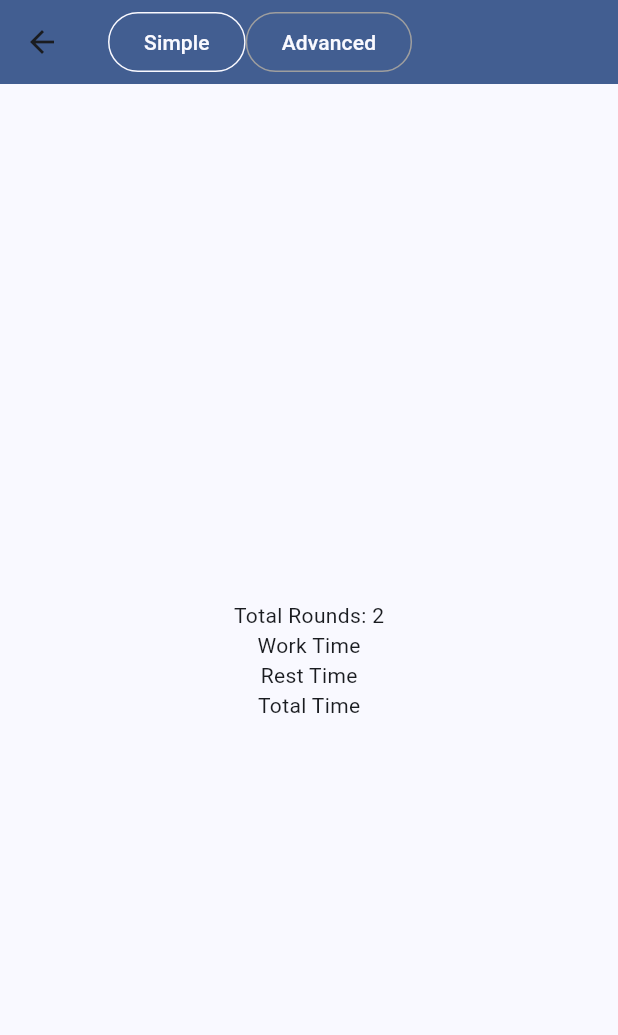
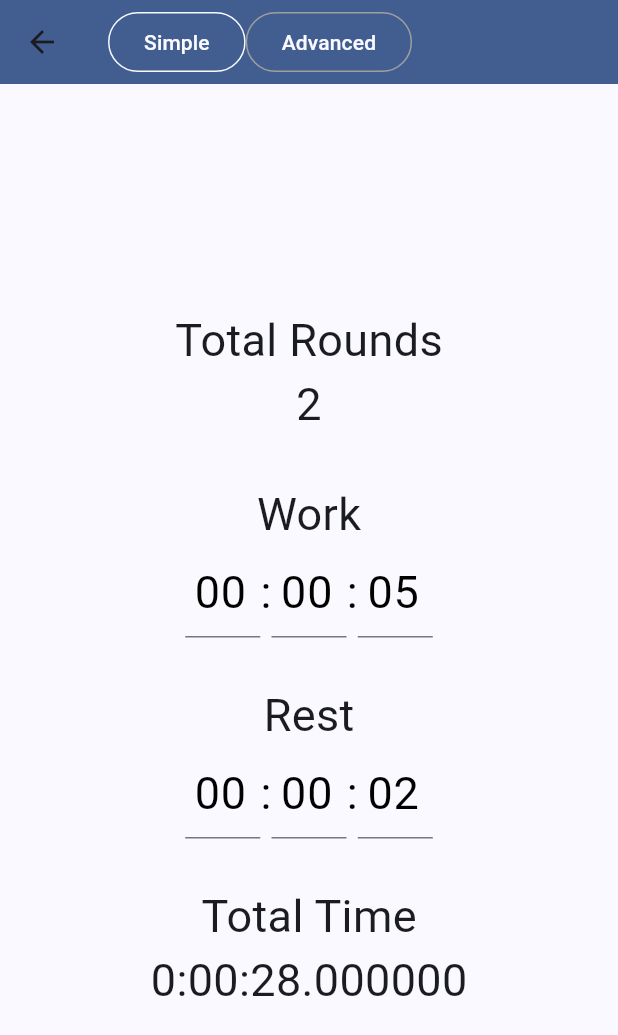
Before and after one commit to kcmurray1/fitness_app, a Flutter app: the screen it shows after launch, after a tap on the "settings" icon, on a phone screen of 412 x 824 dp. Shown: the top 1035 px of the screen. Run offline on Flutter 3.47's test engine with Material 3 defaults, Android fonts, the phone set to English and light mode, and no system bars.

Commit message:
Added more commentaton and removed unused code

```diff
--- a/lib/main.dart
+++ b/lib/main.dart
@@ -1,5 +1,6 @@
 import 'package:flutter/material.dart';
 import 'package:fitness_app/pages/map_page/map.dart';
+import 'package:flutter/services.dart';
 import 'package:provider/provider.dart';
 import 'package:fitness_app/pages/timer_page/timer_page.dart';
 import 'package:fitness_app/models/interval_timer.dart';
@@ -20,10 +21,7 @@ class MyApp extends StatelessWidget {
   @override
   Widget build(BuildContext context) {
     return ChangeNotifierProvider(
-      create: (context) => IntervalTimer(
-        Duration(seconds: 10),
-        Duration(seconds: 5),
-        ),
+      create: (context) => IntervalTimer(),
       child: MaterialApp(
         title: 'Flutter Demo',
         theme: ThemeData(
@@ -78,6 +76,10 @@ class _MyHomePageState extends State<MyHomePage> {
       builder: (context, constraints){
         return Scaffold(
         appBar: AppBar(
+          systemOverlayStyle: SystemUiOverlayStyle(
+            systemNavigationBarColor: Theme.of(context).colorScheme.primary
+            // statusBarColor:
+          ),
           backgroundColor: Theme.of(context).primaryColor,
           title: Text(
             "Fit App",
--- a/lib/models/interval_timer.dart
+++ b/lib/models/interval_timer.dart
@@ -14,18 +14,25 @@ class IntervalTimer extends ChangeNotifier {
   List<Round> rounds = [];
   int _minimumTotalRounds = 1;
 
-  IntervalTimer(Duration workTime, Duration restTime, {int numRounds = 2})
+  IntervalTimer({
+    Duration workTime = const Duration(seconds: 5),
+    Duration restTime = const Duration(seconds:  2),
+    int numRounds = 2
+  })
   {
     for(int i = 0; i < numRounds; i++)
     {
-      addRound();
+      addRound(workTime: workTime, restTime: restTime);
     }
-     _totalRounds = numRounds;
+    _totalRounds = numRounds;
   }
 
-  void addRound()
+  void addRound({
+    Duration workTime = const Duration(seconds: 5),
+    Duration restTime = const Duration (seconds: 2)
+  })
   {
-    Round newRound = Round();
+    Round newRound = Round(initWorkTime: workTime, initRestTime: restTime);
     newRound.addListener(update);
     rounds.add(newRound);
     _totalRounds++;
@@ -47,6 +54,37 @@ class IntervalTimer extends ChangeNotifier {
     rounds.removeWhere((round) => round.isEmpty());
     _totalRounds = rounds.length;
 
+  }
+
+  void setAllRoundsWorkTime(Duration newTime)
+  {
+    for(Round round in rounds)
+    {
+      round.setAllWorkTime(newTime);
+    }
+  }
+
+  void setAllRoundsRestTime(Duration newTime)
+  {
+    for(Round round in rounds)
+    {
+      round.setAllRestTime(newTime);
+    }
+
+  }
+
+  Duration getTotalTime()
+  {
+    Duration totalTime = Duration();
+    for(Round round in rounds)
+    {
+      for(PhaseTimer timer in round.phaseTimers)
+      {
+        totalTime += timer.getWorkTime() + timer.getRestTime();
+      }
+
+    }
+    return totalTime;
   }
   // Start the current round
   void startRound()
--- a/lib/models/phase_timer.dart
+++ b/lib/models/phase_timer.dart
@@ -9,17 +9,16 @@ class PhaseTimer extends ChangeNotifier {
   Duration _restTime = Duration();
   Duration _workTime = Duration();
   bool _isWorkPhase = true;
-  // Index this timer is in a round
-  int roundIndex = 0;
 
-  PhaseTimer(Duration timeOn, Duration timeOff, int index)
+  PhaseTimer({
+    Duration timeOn = const Duration(seconds: 10),
+    Duration timeOff = const Duration(seconds: 5)
+  })
   {
     setWorkTime(timeOn);
     setRestTime(timeOff);
     // Initially set the clock to use the work time
     setDuration(timeOn);
-    roundIndex = index;
-    // setDuration(seconds);
   }
 
   // The PhaseTimer is marked as complete after the
--- a/lib/models/round.dart
+++ b/lib/models/round.dart
@@ -8,29 +8,67 @@ class Round extends ChangeNotifier {
   int _phaseTimerIndex = 0;
   bool isStarted = false;
   int _defaultSets = 2;
-  Duration _defaultTimeOn = Duration(seconds: 5);
-  Duration _defaultRest = Duration(seconds:  2);
+  final Duration initWorkTime;
+  final Duration initRestTime;
 
-  Round()
+  Round({
+    this.initWorkTime = const Duration(seconds: -5),
+    this.initRestTime = const Duration(seconds:  -2)
+  })
   {
     for(int i = 0; i < _defaultSets; i++)
     {
-      addPhaseTimer(PhaseTimer(_defaultTimeOn, _defaultRest, i));
+      addTimer();
     }
   }
+
+  String get progress
+  {
+    return "${_phaseTimerIndex + 1}/${phaseTimers.length}";
+  }
+  String get currentTime
+  {
+    if(isEmpty())
+    {
+      return "Nothing";
+    }
+    return phaseTimers[_phaseTimerIndex].formatDuration();
+  }
+
+  // Check if current PhaseTimer is running
+  bool get isRunning
+  {
+    return phaseTimers[_phaseTimerIndex].isRunning;
+  }
+
+  // Round is compelete whn all timers have been completed
+  bool get isRoundComplete
+  {
+    return _phaseTimerIndex == phaseTimers.length - 1 && phaseTimers[_phaseTimerIndex].isComplete();
+  }
+
   void addTimer()
   {
-    PhaseTimer newTimer = PhaseTimer(_defaultTimeOn, _defaultRest, phaseTimers.length);
+    PhaseTimer newTimer = PhaseTimer(timeOn: initWorkTime, timeOff: initRestTime);
     newTimer.addListener(update);
     phaseTimers.add(newTimer);
     notifyListeners();
   }
-  void addPhaseTimer(PhaseTimer newTimer)
+
+  void setAllWorkTime(Duration newTime)
   {
-    newTimer.addListener(update);
-    phaseTimers.add(newTimer);
+    for(PhaseTimer timer in phaseTimers)
+    {
+      timer.setWorkTime(newTime);
+    }
+  }
 
-    notifyListeners();
+  void setAllRestTime(Duration newTime)
+  {
+    for(PhaseTimer timer in phaseTimers)
+    {
+      timer.setRestTime(newTime);
+    }
   }
 
   bool isEmpty()
@@ -48,10 +86,9 @@ class Round extends ChangeNotifier {
     notifyListeners();
   }
 
-  // Start the round
+  /// Start the PhaseTimer at the current [_phaseTimerIndex]
   void start()
   {
-    print("starting round...");
     if(this.isRunning)
     {
       return;
@@ -60,28 +97,18 @@ class Round extends ChangeNotifier {
     phaseTimers[_phaseTimerIndex].start();
     notifyListeners();
   }
-  String get progress
-  {
-    return "${_phaseTimerIndex + 1}/${phaseTimers.length}";
-  }
-  String get currentTime
-  {
-    if(isEmpty())
-    {
-      return "Nothing";
-    }
-    return phaseTimers[_phaseTimerIndex].formatDuration();
-    // return phaseTimers[_phaseTimerIndex].durationAsString(phaseTimers[_phaseTimerIndex].getWorkTime());
-  }
 
   bool _isValidTimerIndex()
   {
     return _phaseTimerIndex < phaseTimers.length - 1;
   }
 
+  /// This method listens for changes in the current [PhaseTimer]
+  /// based on the state of the current [PhaseTimer] the round will sequentially
+  /// move to the next [PhaseTimer] until they have all completed
   void update()
   {
-    // Move to next timer
+    // Attempt to move to the next PhaseTimer in this round
     if(_isValidTimerIndex() && phaseTimers[_phaseTimerIndex].isComplete())
     {
       phaseTimers[_phaseTimerIndex].stop();
@@ -115,18 +142,6 @@ class Round extends ChangeNotifier {
     notifyListeners();
   }
 
-  // Check if current PhaseTimer is running
-  bool get isRunning
-  {
-    return phaseTimers[_phaseTimerIndex].isRunning;
-  }
-
-  // Round is compelete whn all timers have been completed
-  bool get isRoundComplete
-  {
-    return _phaseTimerIndex == phaseTimers.length - 1 && phaseTimers[_phaseTimerIndex].isComplete();
-  }
-
   @override
   String toString()
   {
--- a/lib/pages/timer_page/timer_page.dart
+++ b/lib/pages/timer_page/timer_page.dart
@@ -29,12 +29,10 @@ class _TimerPage extends State<TimerPage>
     var intervalTimer = context.watch<IntervalTimer>();
     intervalTimer.removeEmptyRounds();
 
-
-
     return Stack(
       children: [
         Scaffold(
-          backgroundColor: workColor,
+          // backgroundColor: workColor,
           body: Center(
             // Center is a layout widget. It takes a single child and positions it
             // in the middle of the parent.
@@ -48,6 +46,9 @@ class _TimerPage extends State<TimerPage>
           top: 0,
           right:0,
           child: ElevatedButton(
+                style: ElevatedButton.styleFrom(
+                  shape: CircleBorder(),
+                ),
                 onPressed: () {
                   Navigator.of(context).push(
                     MaterialPageRoute(
@@ -55,7 +56,8 @@ class _TimerPage extends State<TimerPage>
                     ),
                   );
                 },
-                child: Icon(Icons.settings),
+                child: Icon(Icons.settings,
+                size: 30),
             ),
         ),
       ],
--- a/lib/pages/timer_page/widgets/time_display.dart
+++ b/lib/pages/timer_page/widgets/time_display.dart
@@ -5,12 +5,16 @@ class TimeDisplay extends StatefulWidget
 {
   final Duration time;
   final String label;
+  final Color labelColor;
+  final Color timeColor;
   final Function(Duration newDuration) onTimeChanged;
 
   TimeDisplay({
     super.key,
     required this.time,
-    required this.label,
+    this.label = "",
+    this.labelColor = Colors.white,
+    this.timeColor = Colors.white,
     required this.onTimeChanged,
   });
 
@@ -82,15 +86,17 @@ class _TimeDisplayState extends State<TimeDisplay> {
 
   @override
   Widget build(BuildContext context) {
+
     var cursorColor = Theme.of(context).colorScheme.inversePrimary;
     int timeDisplayLength = 2;
     return Row(
       mainAxisAlignment: MainAxisAlignment.center,
       children: [
-        Text(
-          widget.label,
-          style: TextStyle(fontSize: 30, color: Colors.white),
-        ),
+        if(widget.label != "")
+          Text(
+            widget.label,
+            style: TextStyle(fontSize: 30, color: widget.labelColor),
+          ),
         SizedBox(
           width: 50,
           child: TextFormField(
@@ -100,12 +106,12 @@ class _TimeDisplayState extends State<TimeDisplay> {
             maxLength: timeDisplayLength,
             buildCounter: (BuildContext context, {int? currentLength, int? maxLength, bool? isFocused}) => null,
             textAlign: TextAlign.center,
-            style: TextStyle(fontSize: 30, color: Colors.white),
+            style: TextStyle(fontSize: 30, color: widget.timeColor),
           ),
         ),
         Text(
           ":",
-          style: TextStyle(fontSize: 30, color: Colors.white),
+          style: TextStyle(fontSize: 30, color: widget.timeColor),
         ),
         SizedBox(
           width: 50,
@@ -116,12 +122,12 @@ class _TimeDisplayState extends State<TimeDisplay> {
             cursorColor: cursorColor,
             buildCounter: (BuildContext context, {int? currentLength, int? maxLength, bool? isFocused}) => null,
             textAlign: TextAlign.center,
-            style: TextStyle(fontSize: 30, color: Colors.white),
+            style: TextStyle(fontSize: 30, color: widget.timeColor),
           ),
         ),
         Text(
           ":",
-          style: TextStyle(fontSize: 30, color: Colors.white),
+          style: TextStyle(fontSize: 30, color: widget.timeColor),
         ),
         SizedBox(
           width: 50,
@@ -132,7 +138,7 @@ class _TimeDisplayState extends State<TimeDisplay> {
             cursorColor: cursorColor,
             buildCounter: (BuildContext context, {int? currentLength, int? maxLength, bool? isFocused}) => null,
             textAlign: TextAlign.center,
-            style: TextStyle(fontSize: 30, color: Colors.white),
+            style: TextStyle(fontSize: 30, color: widget.timeColor),
           ),
         ),
       ],
--- a/lib/pages/timer_settings_page/widgets/timer_simple_settings.dart
+++ b/lib/pages/timer_settings_page/widgets/timer_simple_settings.dart
@@ -1,7 +1,7 @@
 import 'package:provider/provider.dart';
 import 'package:flutter/material.dart';
 import 'package:fitness_app/models/interval_timer.dart';
-
+import 'package:fitness_app/pages/timer_page/widgets/time_display.dart';
 
 class TimerSimpleSettings extends StatefulWidget
 {
@@ -11,18 +11,57 @@ class TimerSimpleSettings extends StatefulWidget
 
 class _TimerSimpleSettingState extends State<TimerSimpleSettings>
 {
+
+  double _fontSize = 30;
+  double _paddingBetweenItems = 15.0;
+
   Widget buildDisplay(IntervalTimer interval_timer)
   {
-    return Column(
-      mainAxisAlignment: MainAxisAlignment.center,
-      children: [
+    return Container(
+      child: Column(
+        mainAxisAlignment: MainAxisAlignment.center,
+        children: [
+          Text("Total Rounds",
+          style: TextStyle(fontSize: _fontSize)),
+          Text("${interval_timer.rounds.length}",
+          style: TextStyle(fontSize: _fontSize)),
+          Padding(padding: EdgeInsets.all(_paddingBetweenItems)),
+          Column(
+              children: [
+                Text(
+                "Work",
+                style: TextStyle(fontSize: _fontSize)
+                ),
+                TimeDisplay(
+                  time: interval_timer.rounds[0].phaseTimers[0].getWorkTime(),
+                  timeColor: Colors.black,
+                  onTimeChanged:( (time) {
+                    setState((){interval_timer.setAllRoundsWorkTime(time);});
+                  })
+                ),
+                Padding(padding: EdgeInsets.all(_paddingBetweenItems)),
+                Text(
+                  "Rest",
+                  style: TextStyle(fontSize: _fontSize)
+                ),
+                TimeDisplay(
+                  time: interval_timer.rounds[0].phaseTimers[0].getRestTime(),
+                  timeColor: Colors.black,
+                  onTimeChanged:( (time) {
+                    setState((){interval_timer.setAllRoundsWorkTime(time);});
+                  })
+                )
+              ]
+            ),
 
-        Text("Total Rounds: ${interval_timer.rounds.length}"),
-        Text("Work Time"),
-        Text("Rest Time"),
-        Text("Total Time")
+          Padding(padding: EdgeInsets.all(_paddingBetweenItems)),
+          Text("Total Time",
+          style: TextStyle(fontSize: _fontSize)),
+          Text("${interval_timer.getTotalTime()}",
+          style: TextStyle(fontSize: _fontSize))
 
-      ],
+        ],
+      ),
     );
   }
 
```
Also changed, not shown: lib/pages/timer_settings_page/widgets/timer_advanced_settings.dart (+23 -3 lines), 1 other file.
